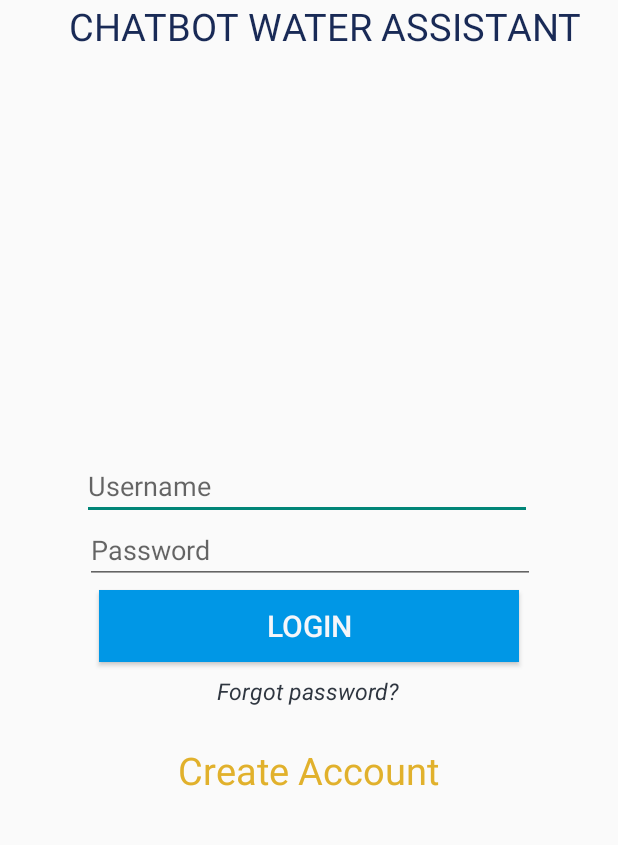
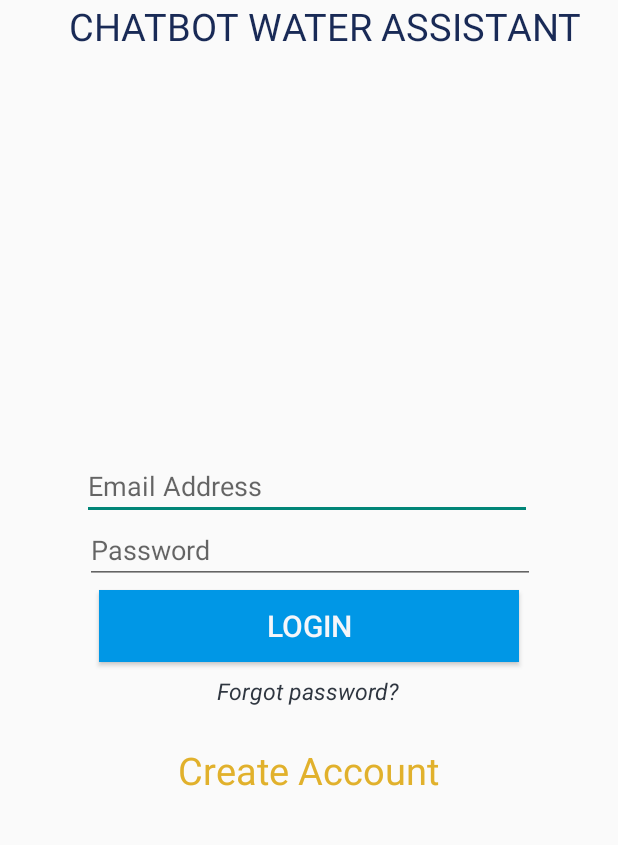
Before and after one commit to coroyoy1/H2BOT, an Android app: the screen it shows after launch (LoginActivity), on a phone screen of 412 x 824 dp, the part 371-1216 px from its top. Run offline under Robolectric (Android 15) with nearby library versions, the phone set to English and light mode, and no system bars; our stand-ins replace Firebase (no records; nobody signed in at launch, a user with empty details on screens opened directly).

```diff
--- a/app/src/main/res/layout/activity_login.xml
+++ b/app/src/main/res/layout/activity_login.xml
@@ -16,7 +16,7 @@
         android:layout_marginStart="-2dp"
         android:layout_marginBottom="230dp"
         android:ems="10"
-        android:hint="Username"
+        android:hint="Email Address"
         android:inputType="textPersonName" />
 
     <EditText
```
